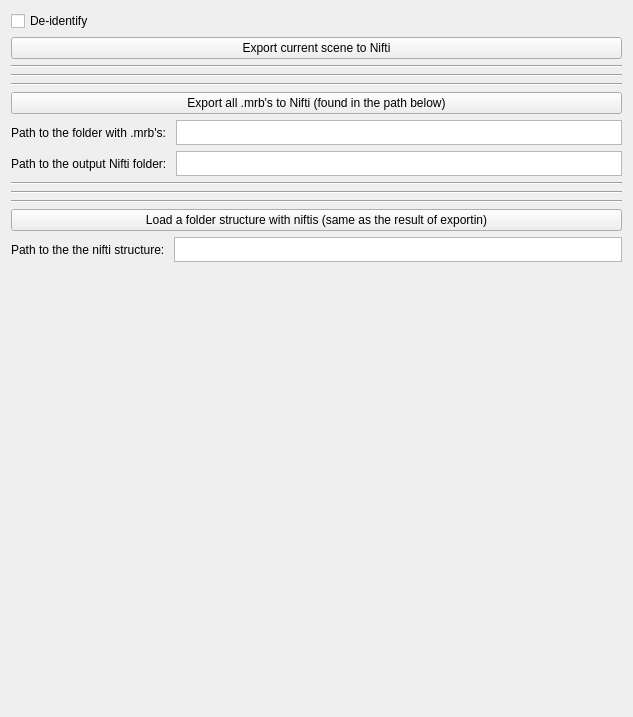
This is NiftiExport/NiftiExport/Resources/UI/NiftiExport.ui in koegl/mthesis-datasets as Qt 5 draws it before an edit. The edited form follows.
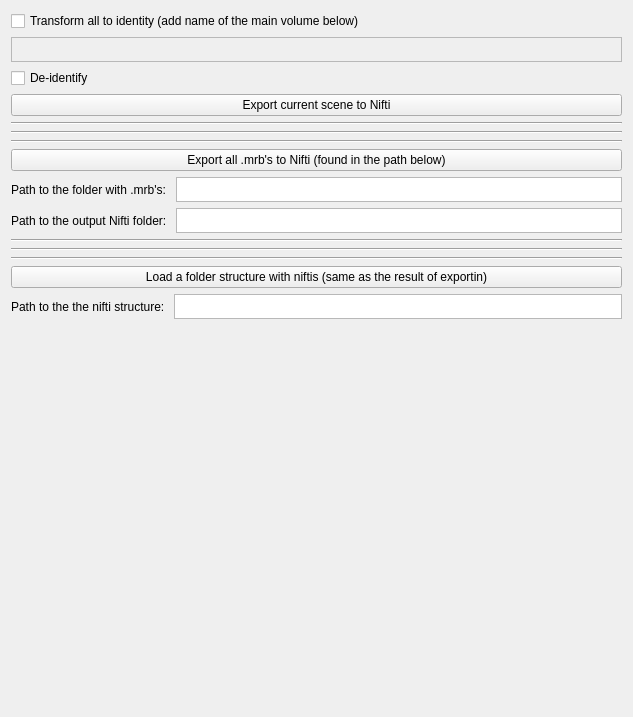
This is the edited form. Custom widgets are drawn as their Qt base class.

Commit message: added checkbox and text for identity transform

```diff
--- a/NiftiExport/NiftiExport/Resources/UI/NiftiExport.ui
+++ b/NiftiExport/NiftiExport/Resources/UI/NiftiExport.ui
@@ -11,6 +11,26 @@
    </rect>
   </property>
   <layout class="QVBoxLayout" name="buttonLayout">
+   <item>
+    <widget class="QCheckBox" name="identityCheckBox">
+     <property name="text">
+      <string>Transform all to identity (add name of the main volume below)</string>
+     </property>
+    </widget>
+   </item>
+   <item>
+    <widget class="QPlainTextEdit" name="plainTextEdit">
+     <property name="enabled">
+      <bool>false</bool>
+     </property>
+     <property name="maximumSize">
+      <size>
+       <width>16777215</width>
+       <height>25</height>
+      </size>
+     </property>
+    </widget>
+   </item>
    <item>
     <widget class="QCheckBox" name="deidentifyCheckBox">
      <property name="text">
```
